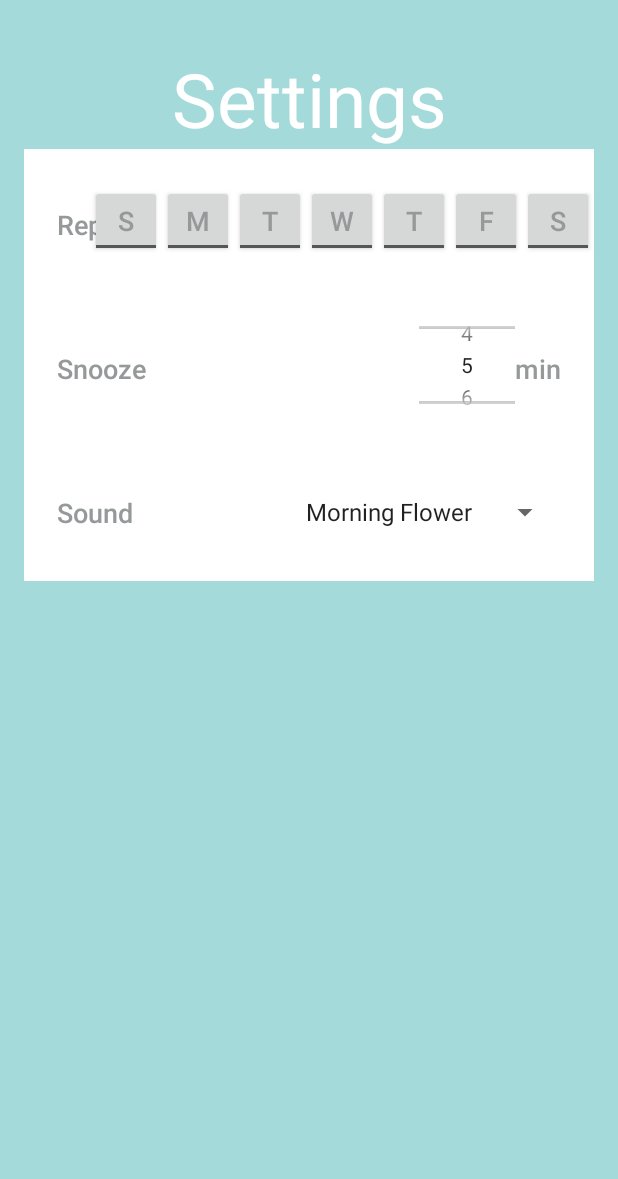
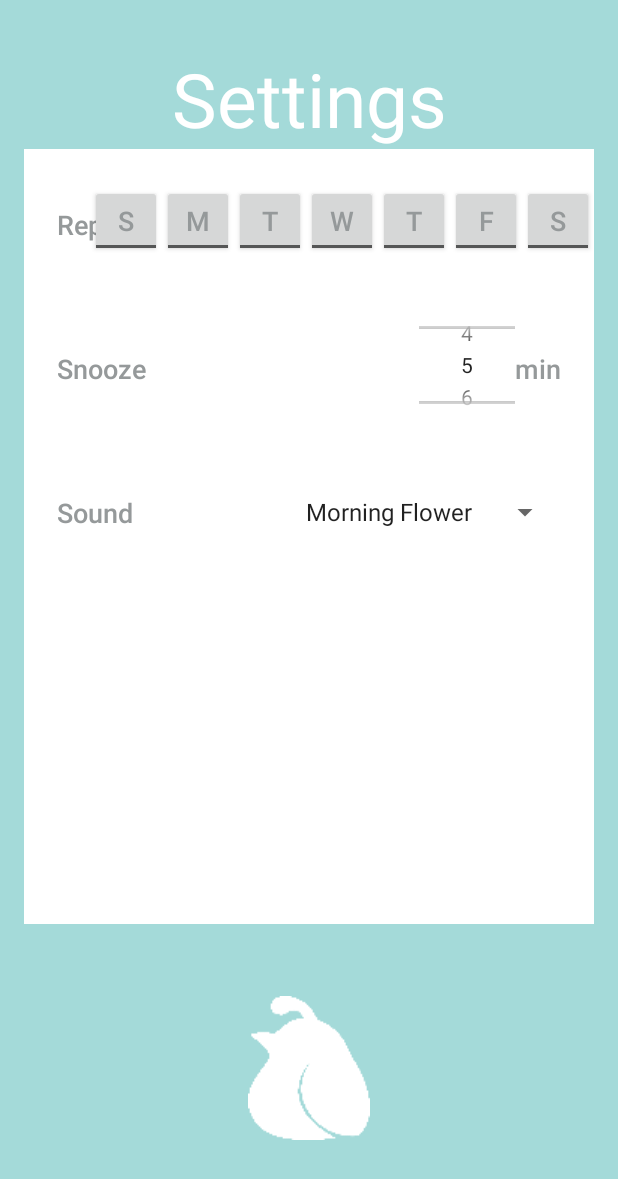
Before and after one commit to Brendan101/pico, an Android app: the SettingsActivity screen opened directly, with no data from a screen before it, on a phone screen of 412 x 824 dp. Shown: the top 1179 px of the screen. Run offline under Robolectric (Android 15) with nearby library versions, the light colour scheme and no system bars; Roboto replaces fonts that are not available here; 1 statement that could not run was skipped.

Commit message:
Alert Activity UI done, logo images added, settings page udpated with logo image

```diff
--- a/app/src/main/AndroidManifest.xml
+++ b/app/src/main/AndroidManifest.xml
@@ -15,8 +15,10 @@
                 <category android:name="android.intent.category.LAUNCHER" />
             </intent-filter>
         </activity>
-        <activity android:name=".SettingsActivity"
-            android:parentActivityName=".MainActivity"></activity>
+        <activity
+            android:name=".SettingsActivity"
+            android:parentActivityName=".MainActivity" />
+        <activity android:name=".AlertActivity"></activity>
     </application>
 
 </manifest>
--- a/app/src/main/java/com/app/pico/SettingsActivity.java
+++ b/app/src/main/java/com/app/pico/SettingsActivity.java
@@ -1,5 +1,7 @@
 package com.app.pico;
 
+import android.graphics.Bitmap;
+import android.graphics.BitmapFactory;
 import android.support.v7.app.AppCompatActivity;
 import android.os.Bundle;
 import android.util.Log;
@@ -7,6 +9,7 @@ import android.view.View;
 import android.widget.AdapterView;
 import android.widget.ArrayAdapter;
 import android.widget.CompoundButton;
+import android.widget.ImageView;
 import android.widget.NumberPicker;
 import android.widget.Spinner;
 import android.widget.ToggleButton;
@@ -20,6 +23,8 @@ public class SettingsActivity extends AppCompatActivity implements AdapterView.O
     ToggleButton suTog, moTog, tuTog, weTog, thTog, frTog, saTog;
     NumberPicker snoozePicker;
     Spinner soundSpinner;
+
+    ImageView logoView;
 
     @Override
     protected void onCreate(Bundle savedInstanceState) {
@@ -56,6 +61,10 @@ public class SettingsActivity extends AppCompatActivity implements AdapterView.O
         adapter.setDropDownViewResource(android.R.layout.simple_spinner_dropdown_item);
         soundSpinner.setAdapter(adapter);
 
+        logoView = (ImageView) findViewById(R.id.logoImage);
+        Bitmap logo = BitmapFactory.decodeResource(getResources(), R.drawable.pico_symbols_bird);
+        Bitmap logoScaled = Bitmap.createScaledBitmap(logo, 81, 96, true);
+        logoView.setImageBitmap(logoScaled);
     }
 
     @Override
--- a/app/src/main/res/layout/activity_settings.xml
+++ b/app/src/main/res/layout/activity_settings.xml
@@ -28,10 +28,10 @@
 
     <LinearLayout
         android:orientation="vertical"
-        android:gravity="center"
         android:layout_width="match_parent"
         android:layout_height="wrap_content"
         android:layout_below="@+id/settingsTxt"
+        android:layout_above="@+id/logoImage"
         android:layout_alignParentLeft="true"
         android:layout_alignParentStart="true"
         android:background="@color/primaryWhite" >
@@ -233,4 +233,12 @@
 
     </LinearLayout>
 
+    <ImageView
+        android:layout_alignParentBottom="true"
+        android:layout_width="match_parent"
+        android:layout_height="96dp"
+        android:layout_marginTop="48dp"
+        android:layout_marginBottom="48dp"
+        android:id="@+id/logoImage"/>
+
 </RelativeLayout>
```
Also changed, not shown: app/src/main/java/com/app/pico/AlertActivity.java (added, +67 -0 lines), app/src/main/res/layout/activity_alert.xml (added, +69 -0 lines), app/src/main/res/drawable/pico_symbols_add.png (added), app/src/main/res/drawable/pico_symbols_bird.png (added), app/src/main/res/drawable/pico_symbols_bird_hat.png (added), app/src/main/res/drawable/pico_symbols_bird_sun.png (added), app/src/main/res/drawable/pico_symbols_bird_text.png (added), app/src/main/res/drawable/pico_symbols_foot_four.png (added), app/src/main/res/drawable/pico_symbols_foot_one.png (added), app/src/main/res/drawable/pico_symbols_foot_three.png (added), app/src/main/res/drawable/pico_symbols_foot_two.png (added), app/src/main/res/drawable/pico_symbols_left_arrow.png (added), app/src/main/res/drawable/pico_symbols_location.png (added), app/src/main/res/drawable/pico_symbols_right_arrow.png (added), 1 more files.
